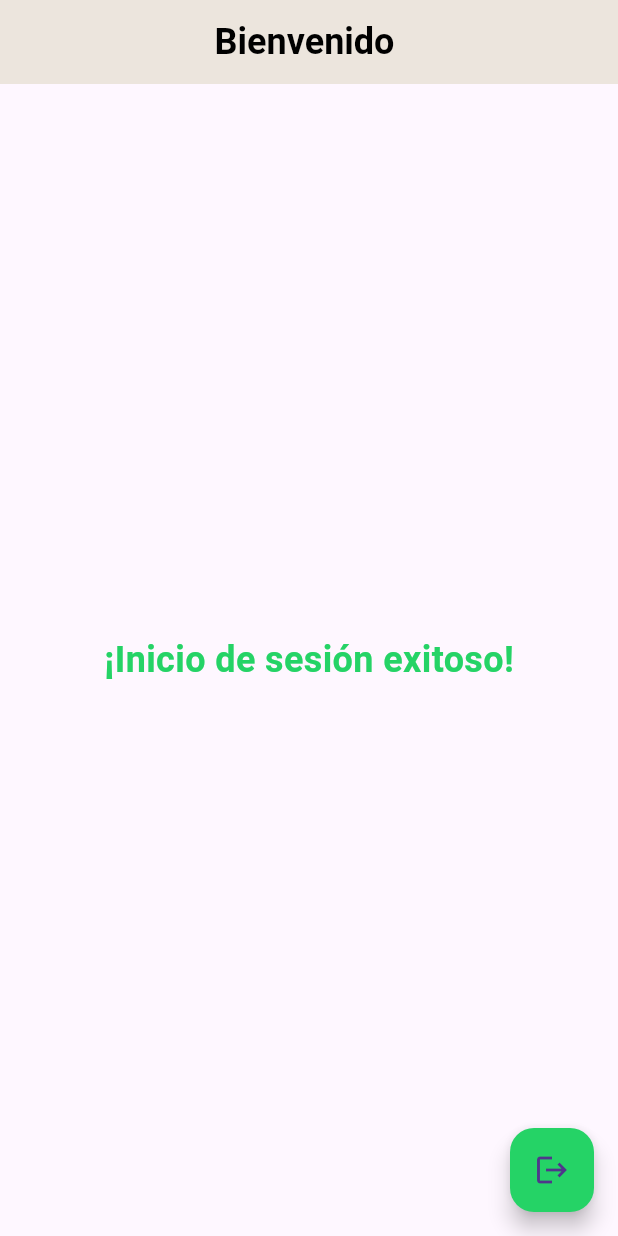
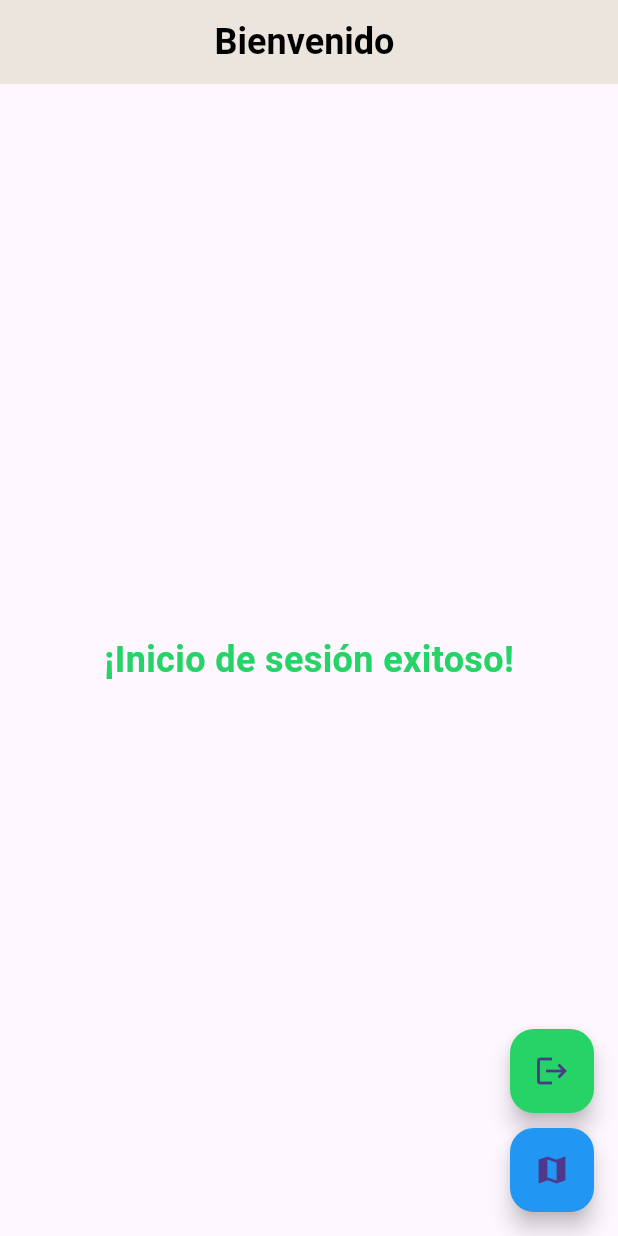
Before and after one commit to krizamudio/awesome_login, a Flutter app: the PantallaInicio screen opened directly with empty values, on a phone screen of 412 x 824 dp. Run offline on Flutter 3.47's test engine with Material 3 defaults, Android fonts, the phone set to English and light mode, and no system bars; drawn by our look-alikes of animated_background; our stand-ins replace google_maps_flutter, sqflite; accounts and stored records are empty.

```diff
--- a/lib/pantalla_inicio.dart
+++ b/lib/pantalla_inicio.dart
@@ -1,6 +1,7 @@
 import 'package:flutter/material.dart';
 import 'package:animated_background/animated_background.dart';
 import 'pantalla_login.dart';
+import 'maps.dart';
 
 class PantallaInicio extends StatefulWidget {
   final Map<String, dynamic> usuario;
@@ -42,9 +43,11 @@ class _PantallaInicioState extends State<PantallaInicio> with TickerProviderStat
 
   @override
   Widget build(BuildContext context) {
+    final isDarkMode = Theme.of(context).brightness == Brightness.dark;
+
     return Scaffold(
       appBar: AppBar(
-        backgroundColor: const Color(0xFFECE5DD),
+        backgroundColor: isDarkMode ? Colors.black : const Color(0xFFECE5DD),
         title: Center(
           child: RichText(
             text: TextSpan(
@@ -84,15 +87,36 @@ class _PantallaInicioState extends State<PantallaInicio> with TickerProviderStat
           ),
         ),
       ),
-      floatingActionButton: FloatingActionButton(
+      floatingActionButton: Column(
+  mainAxisAlignment: MainAxisAlignment.end,
+  children: [
+    FloatingActionButton(
       onPressed: () {
         _mostrarConfirmacionCierreSesion(context);
       },
       backgroundColor: const Color(0xFF25D366),
       child: const Icon(Icons.logout),
     ),
+    const SizedBox(height: 10), // Espaciado entre los botones
+    FloatingActionButton(
+      onPressed: () {
+        Navigator.push(
+          context,
+          MaterialPageRoute(
+            builder: (context) => const MapsScreen(), // Clase principal de maps.dart
+          ),
         );
+      },
+      backgroundColor: Colors.blue,
+      child: const Icon(Icons.map),
+    ),
+  ],
+),
+
+    );
+
   }
+
 
   void _mostrarConfirmacionCierreSesion(BuildContext context) {
     showDialog(
@@ -107,11 +131,11 @@ class _PantallaInicioState extends State<PantallaInicio> with TickerProviderStat
               onPressed: () {
                 Navigator.of(context).pop();
               },
-              child: const Text('Cancelar'),
               style: TextButton.styleFrom(
                 foregroundColor: Colors.white,
                 backgroundColor: const Color(0xFF128C7E),
               ),
+              child: const Text('Cancelar'),
             ),
             TextButton(
               onPressed: () {
@@ -123,15 +147,16 @@ class _PantallaInicioState extends State<PantallaInicio> with TickerProviderStat
                   ),
                 );
               },
-              child: const Text('Cerrar sesión'),
               style: TextButton.styleFrom(
                 foregroundColor: Colors.white,
                 backgroundColor: const Color(0xFF25D366),
               ),
+              child: const Text('Cerrar sesión'),
             ),
           ],
         );
       },
     );
   }
+
 }
--- a/pubspec.yaml
+++ b/pubspec.yaml
@@ -38,6 +38,8 @@ dependencies:
   path: ^1.9.1
   animated_background: ^2.0.0
   lottie: ^3.3.1
+  google_maps_flutter: ^2.12.0
+  flutter_plugin_android_lifecycle: ^2.0.27
 
 dev_dependencies:
   flutter_test:
```
Also changed, not shown: lib/maps.dart (added, +36 -0 lines), pubspec.lock, 1 other file. Lines whose indentation alone changed are shown as unchanged.
